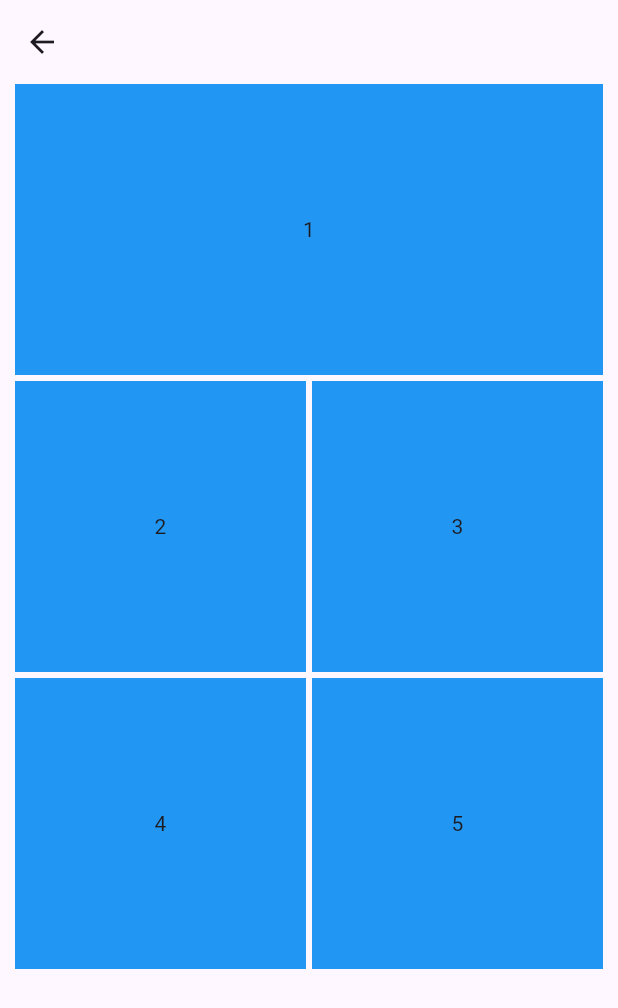
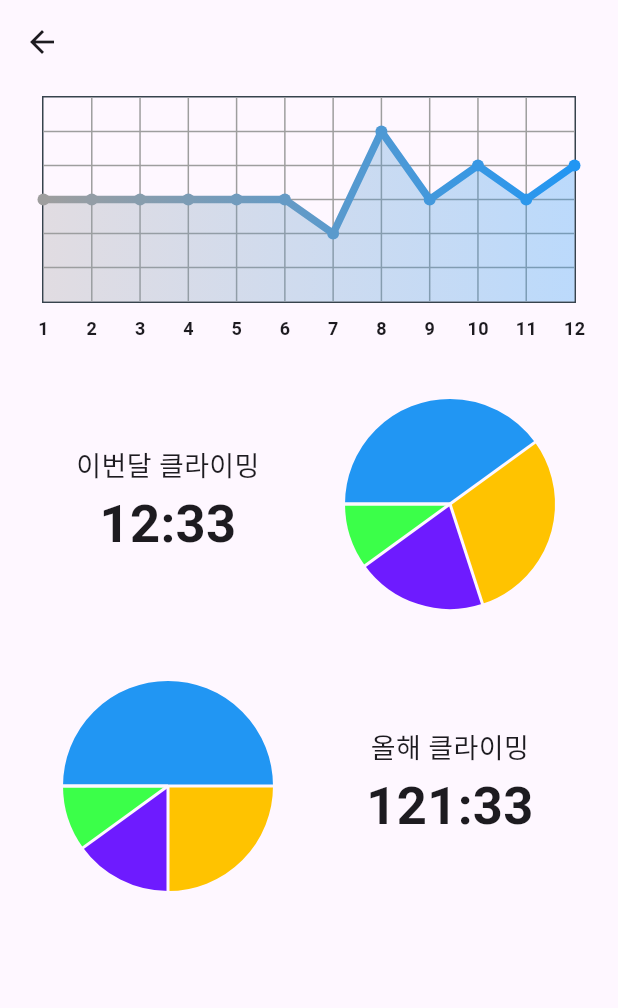
Before and after one commit to KOBOT-13/CLIVING-FRONT, a Flutter app: the AnalyticsScreen screen opened directly, on a phone screen of 412 x 824 dp. Shown: the top 1008 px of the screen. Run offline on Flutter 3.47's test engine with Material 3 defaults, Android fonts, the phone set to English and light mode, and no system bars; drawn by our look-alikes of fl_chart; our stand-ins replace camera, flick_video_player, flutter_svg, get, table_calendar, video_player and 1 more; missing offline and left inert: cross_file_image; Roboto replaces fonts that are missing (Pretendard).

Commit message:
Feat: analytics_screen에 차트 삽입
추가적으로 'analytics-screen' 에서 'analytics_screen'으로 파일명을 변경하였습니다.

```diff
--- a/lib/screens/analytics-screen.dart
+++ /dev/null
@@ -1,95 +0,0 @@
-import 'package:flutter/material.dart';
-import 'package:flutter_staggered_grid_view/flutter_staggered_grid_view.dart';
-
-class AnalyticsScreen extends StatefulWidget {
-  const AnalyticsScreen({super.key});
-
-  @override
-  State<AnalyticsScreen> createState() => _AnalyticsScreenState();
-}
-
-class _AnalyticsScreenState extends State<AnalyticsScreen> {
-  List<Widget> gridViewWidgets = [
-    Container(
-      height: 100,
-      width: 100,
-      color: Colors.blue,
-      child: const Center(child: Text('1')),
-    ),
-    Container(
-      height: 100,
-      width: 100,
-      color: Colors.blue,
-      child: const Center(child: Text('2')),
-    ),
-    Container(
-      height: 100,
-      width: 100,
-      color: Colors.blue,
-      child: const Center(child: Text('3')),
-    ),
-    Container(
-      height: 100,
-      width: 100,
-      color: Colors.blue,
-      child: const Center(child: Text('4')),
-    ),
-    Container(
-      height: 100,
-      width: 100,
-      color: Colors.blue,
-      child: const Center(child: Text('5')),
-    ),
-  ];
-
-  @override
-  Widget build(BuildContext context) {
-    return Scaffold(
-      appBar: AppBar(
-        backgroundColor: Colors.transparent,
-        elevation: 0.0,
-      ),
-      body: Padding(
-        padding: const EdgeInsets.fromLTRB(10, 0, 10, 10),
-        child: Column(
-          children: [
-            Expanded(
-              child: StaggeredGrid.count(
-                crossAxisCount: 4,
-                mainAxisSpacing: 4,
-                crossAxisSpacing: 4,
-                children: [
-                  StaggeredGridTile.count(
-                    crossAxisCellCount: 4,
-                    mainAxisCellCount: 2,
-                    child: gridViewWidgets[0],
-                  ),
-                  StaggeredGridTile.count(
-                    crossAxisCellCount: 2,
-                    mainAxisCellCount: 2,
-                    child: gridViewWidgets[1],
-                  ),
-                  StaggeredGridTile.count(
-                    crossAxisCellCount: 2,
-                    mainAxisCellCount: 2,
-                    child: gridViewWidgets[2],
-                  ),
-                  StaggeredGridTile.count(
-                    crossAxisCellCount: 2,
-                    mainAxisCellCount: 2,
-                    child: gridViewWidgets[3],
-                  ),
-                  StaggeredGridTile.count(
-                    crossAxisCellCount: 2,
-                    mainAxisCellCount: 2,
-                    child: gridViewWidgets[4],
-                  ),
-                ],
-              ),
-            ),
-          ],
-        ),
-      ),
-    );
-  }
-}
--- /dev/null
+++ b/lib/screens/analytics_screen.dart
@@ -0,0 +1,152 @@
+import 'package:cliving_front/charts/line_chart.dart';
+import 'package:cliving_front/charts/pie_chart.dart';
+import 'package:flutter/material.dart';
+import 'package:flutter_staggered_grid_view/flutter_staggered_grid_view.dart';
+import 'package:fl_chart/fl_chart.dart';
+
+class AnalyticsScreen extends StatefulWidget {
+  const AnalyticsScreen({super.key});
+
+  @override
+  State<AnalyticsScreen> createState() => _AnalyticsScreenState();
+}
+
+class _AnalyticsScreenState extends State<AnalyticsScreen> {
+  List<Widget> gridViewWidgets = [
+    SizedBox(
+        child: Padding(
+      padding: const EdgeInsets.all(8.0),
+      child: LineChart(mainData()),
+    )),
+    //PieChartSectionData()
+    // const SizedBox(
+    //   height: 100,
+    //   width: 100,
+    //   child: Column(children: [
+    //     Center(
+    //       child: Text(
+    //         '이번달 클라이밍 시간',
+    //         style: TextStyle(fontSize: 20, fontWeight: FontWeight.w500),
+    //       ),
+    //     ),
+    //     Text('12:33'),
+    //   ]),
+    // ),
+    const SizedBox(
+      height: 100,
+      width: 100,
+      child: Center(
+        child: Column(
+          mainAxisAlignment: MainAxisAlignment.center,
+          crossAxisAlignment: CrossAxisAlignment.center,
+          children: [
+            Text(
+              '이번달 클라이밍',
+              style: TextStyle(fontSize: 18, fontWeight: FontWeight.w500),
+              textAlign: TextAlign.center,
+            ),
+            Text(
+              '12:33',
+              textAlign: TextAlign.center,
+              style: TextStyle(fontSize: 35, fontWeight: FontWeight.w700),
+            ),
+          ],
+        ),
+      ),
+    ),
+
+    const PieChartWidget(dataType: 1),
+    const PieChartWidget(dataType: 2),
+    const SizedBox(
+      height: 100,
+      width: 100,
+      child: Center(
+        child: Column(
+          mainAxisAlignment: MainAxisAlignment.center,
+          crossAxisAlignment: CrossAxisAlignment.center,
+          children: [
+            Text(
+              '올해 클라이밍',
+              style: TextStyle(fontSize: 18, fontWeight: FontWeight.w500),
+              textAlign: TextAlign.center,
+            ),
+            Text(
+              '121:33',
+              textAlign: TextAlign.center,
+              style: TextStyle(fontSize: 35, fontWeight: FontWeight.w700),
+            ),
+          ],
+        ),
+      ),
+    ),
+    // const SizedBox(
+    //   height: 100,
+    //   width: 100,
+    //   //color: Colors.blue,
+    //   child: Center(),
+    // ),
+    // Container(
+    //   height: 100,
+    //   width: 100,
+    //   color: Colors.blue,
+    //   child: const Center(child: Text('4')),
+    // ),
+    // Container(
+    //   height: 100,
+    //   width: 100,
+    //   color: Colors.blue,
+    //   child: const Center(child: Text('5')),
+    // ),
+  ];
+
+  @override
+  Widget build(BuildContext context) {
+    return Scaffold(
+      appBar: AppBar(
+        backgroundColor: Colors.transparent,
+        elevation: 0.0,
+      ),
+      body: Padding(
+        padding: const EdgeInsets.fromLTRB(20, 0, 20, 10),
+        child: Column(
+          children: [
+            Expanded(
+              child: StaggeredGrid.count(
+                crossAxisCount: 4,
+                mainAxisSpacing: 4,
+                crossAxisSpacing: 4,
+                children: [
+                  StaggeredGridTile.count(
+                    crossAxisCellCount: 4,
+                    mainAxisCellCount: 2,
+                    child: gridViewWidgets[0],
+                  ),
+                  StaggeredGridTile.count(
+                    crossAxisCellCount: 2,
+                    mainAxisCellCount: 2,
+                    child: gridViewWidgets[1],
+                  ),
+                  StaggeredGridTile.count(
+                    crossAxisCellCount: 2,
+                    mainAxisCellCount: 2,
+                    child: gridViewWidgets[2],
+                  ),
+                  StaggeredGridTile.count(
+                    crossAxisCellCount: 2,
+                    mainAxisCellCount: 2,
+                    child: gridViewWidgets[3],
+                  ),
+                  StaggeredGridTile.count(
+                    crossAxisCellCount: 2,
+                    mainAxisCellCount: 2,
+                    child: gridViewWidgets[4],
+                  ),
+                ],
+              ),
+            ),
+          ],
+        ),
+      ),
+    );
+  }
+}
--- a/lib/screens/main_screen.dart
+++ b/lib/screens/main_screen.dart
@@ -1,4 +1,4 @@
-import 'package:cliving_front/screens/analytics-screen.dart';
+import 'package:cliving_front/screens/analytics_screen.dart';
 import 'package:cliving_front/screens/calendar_screen.dart';
 
 import 'package:flutter/material.dart';
```
